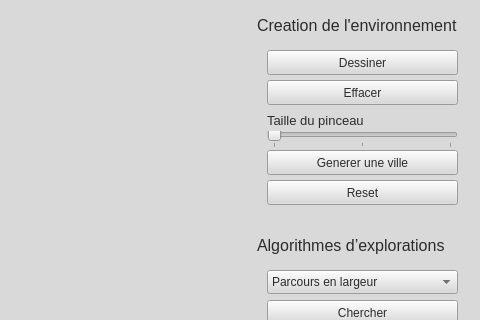
Qt form mainwindow.ui (Maxlo24/Project_CPP_4ETI) before a commit; both pictures show x 423 to 903 and y 0 to 320 of the 903 by 567 pixel window.
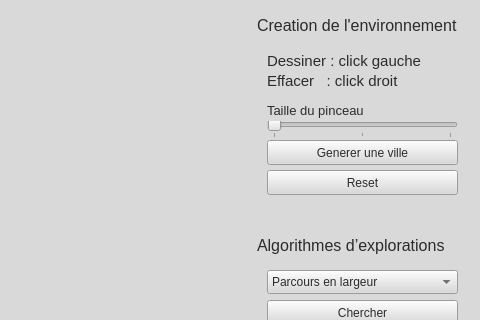
The same form after that commit.

The edit to the form file:
```diff
--- a/mainwindow.ui
+++ b/mainwindow.ui
@@ -172,24 +172,11 @@
      <string>Vitesse de recherche</string>
     </property>
    </widget>
-   <widget class="QPushButton" name="drawButton">
-    <property name="geometry">
-     <rect>
-      <x>690</x>
-      <y>50</y>
-      <width>191</width>
-      <height>25</height>
-     </rect>
-    </property>
-    <property name="text">
-     <string>Dessiner</string>
-    </property>
-   </widget>
    <widget class="QSlider" name="brushSlider">
     <property name="geometry">
      <rect>
       <x>690</x>
-      <y>130</y>
+      <y>120</y>
       <width>191</width>
       <height>18</height>
      </rect>
@@ -214,7 +201,7 @@
     <property name="geometry">
      <rect>
       <x>690</x>
-      <y>110</y>
+      <y>100</y>
       <width>121</width>
       <height>21</height>
      </rect>
@@ -232,7 +219,7 @@
     <property name="geometry">
      <rect>
       <x>690</x>
-      <y>150</y>
+      <y>140</y>
       <width>191</width>
       <height>25</height>
      </rect>
@@ -304,24 +291,11 @@
      <string>Nombre de cycle</string>
     </property>
    </widget>
-   <widget class="QPushButton" name="eraseButton">
-    <property name="geometry">
-     <rect>
-      <x>690</x>
-      <y>80</y>
-      <width>191</width>
-      <height>25</height>
-     </rect>
-    </property>
-    <property name="text">
-     <string>Effacer</string>
-    </property>
-   </widget>
    <widget class="QPushButton" name="resetButton">
     <property name="geometry">
      <rect>
       <x>690</x>
-      <y>180</y>
+      <y>170</y>
       <width>191</width>
       <height>25</height>
      </rect>
@@ -374,6 +348,42 @@
      <number>1</number>
     </property>
    </widget>
+   <widget class="QLabel" name="taillePinceauLabel_2">
+    <property name="geometry">
+     <rect>
+      <x>690</x>
+      <y>50</y>
+      <width>181</width>
+      <height>21</height>
+     </rect>
+    </property>
+    <property name="font">
+     <font>
+      <pointsize>11</pointsize>
+     </font>
+    </property>
+    <property name="text">
+     <string>Dessiner : click gauche</string>
+    </property>
+   </widget>
+   <widget class="QLabel" name="taillePinceauLabel_3">
+    <property name="geometry">
+     <rect>
+      <x>690</x>
+      <y>70</y>
+      <width>191</width>
+      <height>21</height>
+     </rect>
+    </property>
+    <property name="font">
+     <font>
+      <pointsize>11</pointsize>
+     </font>
+    </property>
+    <property name="text">
+     <string>Effacer   : click droit</string>
+    </property>
+   </widget>
   </widget>
   <widget class="QMenuBar" name="menubar">
    <property name="geometry">
```
Left out of the diff: 4 changed lines with no effect on the pictures.
